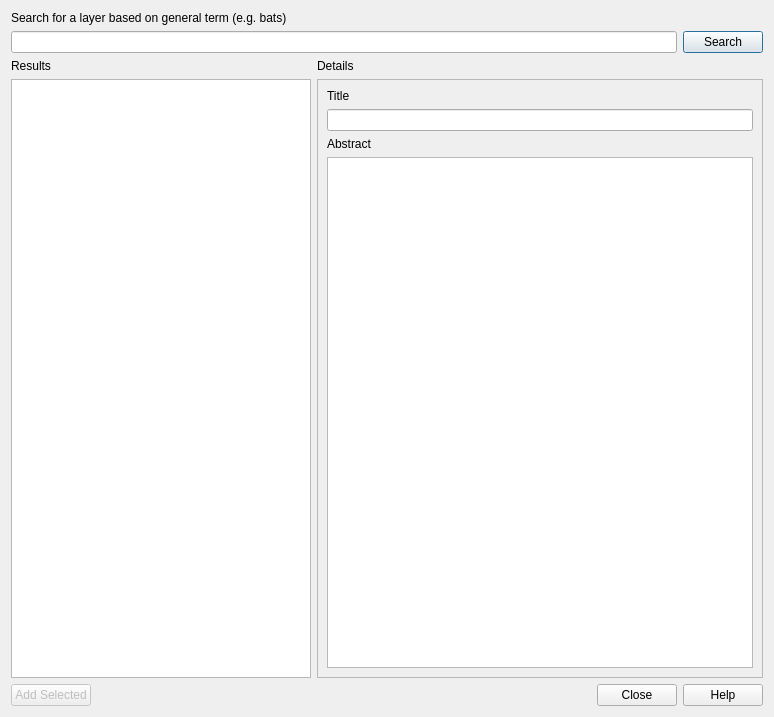
The window that GeoCat/ui/geo_cat_dialog_base.ui (lutraconsulting/qgis-geocat-plugin) describes before a commit, drawn with Qt 5.
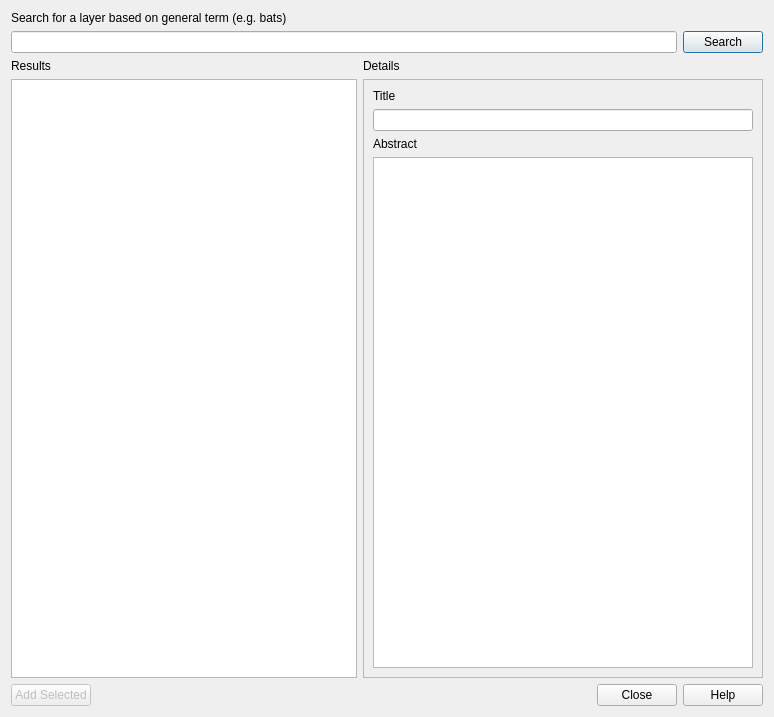
The same window after the commit.

Commit message: List of results replaced by table.

```diff
--- a/GeoCat/ui/geo_cat_dialog_base.ui
+++ b/GeoCat/ui/geo_cat_dialog_base.ui
@@ -57,26 +57,7 @@
         </widget>
        </item>
        <item>
-        <widget class="QListWidget" name="resultsListWidget">
-         <property name="minimumSize">
-          <size>
-           <width>150</width>
-           <height>0</height>
-          </size>
-         </property>
-         <property name="maximumSize">
-          <size>
-           <width>300</width>
-           <height>16777215</height>
-          </size>
-         </property>
-         <property name="selectionMode">
-          <enum>QAbstractItemView::ExtendedSelection</enum>
-         </property>
-         <property name="selectionBehavior">
-          <enum>QAbstractItemView::SelectRows</enum>
-         </property>
-        </widget>
+        <widget class="QTableView" name="resultsTable"/>
        </item>
       </layout>
      </item>
@@ -120,8 +101,8 @@
            <rect>
             <x>0</x>
             <y>0</y>
-            <width>396</width>
-            <height>561</height>
+            <width>398</width>
+            <height>507</height>
            </rect>
           </property>
           <layout class="QGridLayout" name="gridLayout_3">
```
The commit also changes 2 other files.
